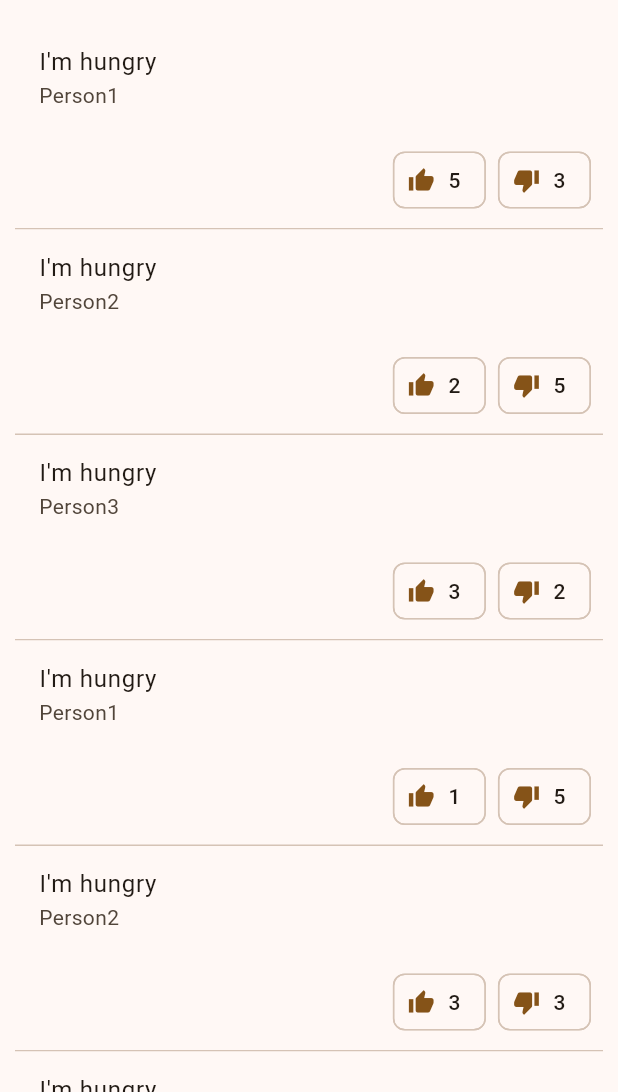
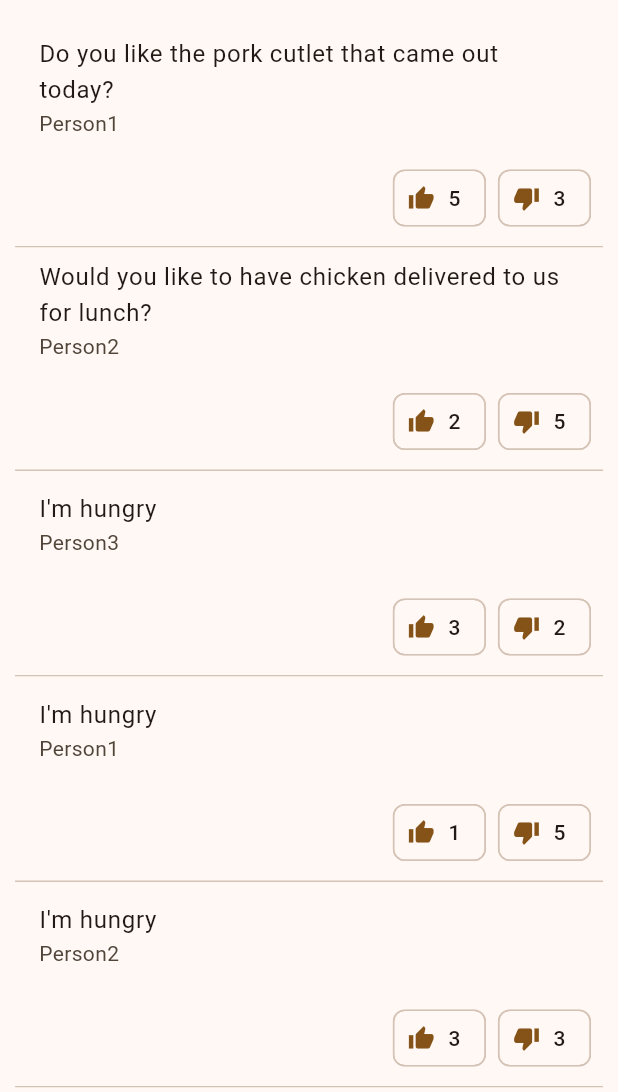
Before and after one commit to yangsijun/2022-2-IED-Mealis, a Flutter app: the StudentVoicePage screen opened directly, on a phone screen of 412 x 824 dp, the part 144-1236 px from its top. Run offline on Flutter 3.47's test engine with Material 2 defaults, Android fonts, the phone set to English and light mode, and no system bars; our stand-ins replace reorderable_grid_view.

Commit message:
Some edit on database

```diff
--- a/lib/database.dart
+++ b/lib/database.dart
@@ -423,16 +423,16 @@ List<StudentVoicePost> studentVoicePostList = [
   StudentVoicePost(
     'Person1',
     DateTime(2022, 10, 25, 9, 30),
-    'I\'m hungry',
-    'I\'m so hungry',
+    'Do you like the pork cutlet that came out today?',
+    'I\'m so hungry...',
     5,
     3,
   ),
   StudentVoicePost(
     'Person2',
     DateTime(2022, 10, 25, 9, 31),
-    'I\'m hungry',
-    'I\'m so hungry',
+    'Would you like to have chicken delivered to us for lunch?',
+    'Ttang Ttang Chicken!',
     2,
     5,
   ),
```
